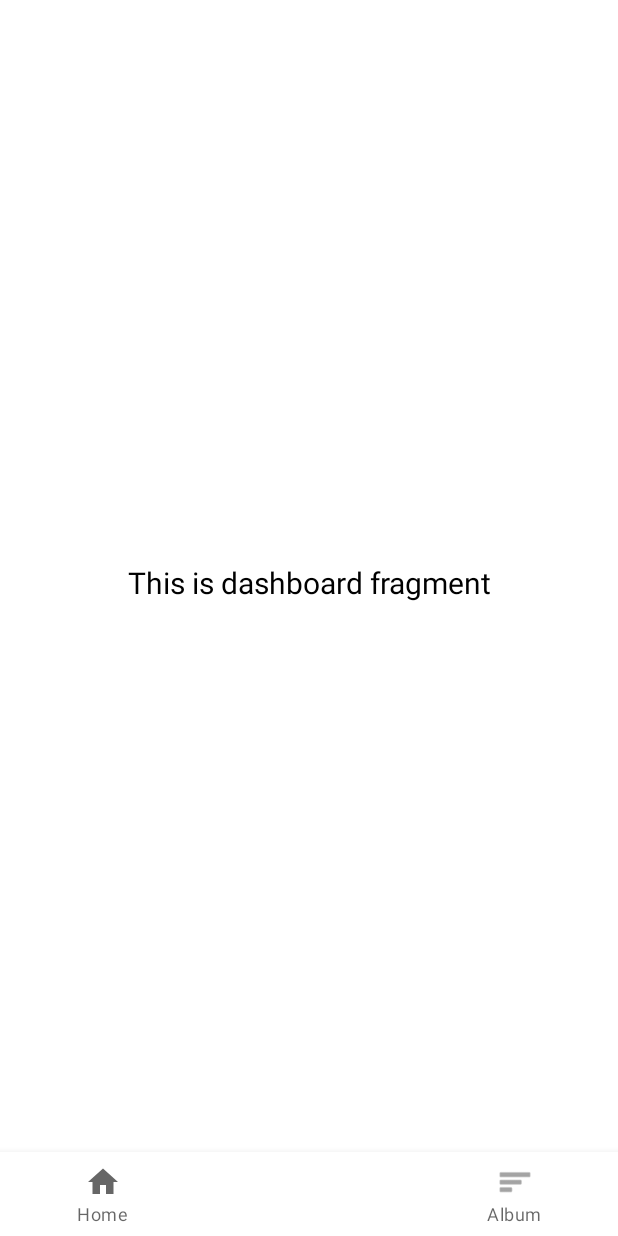
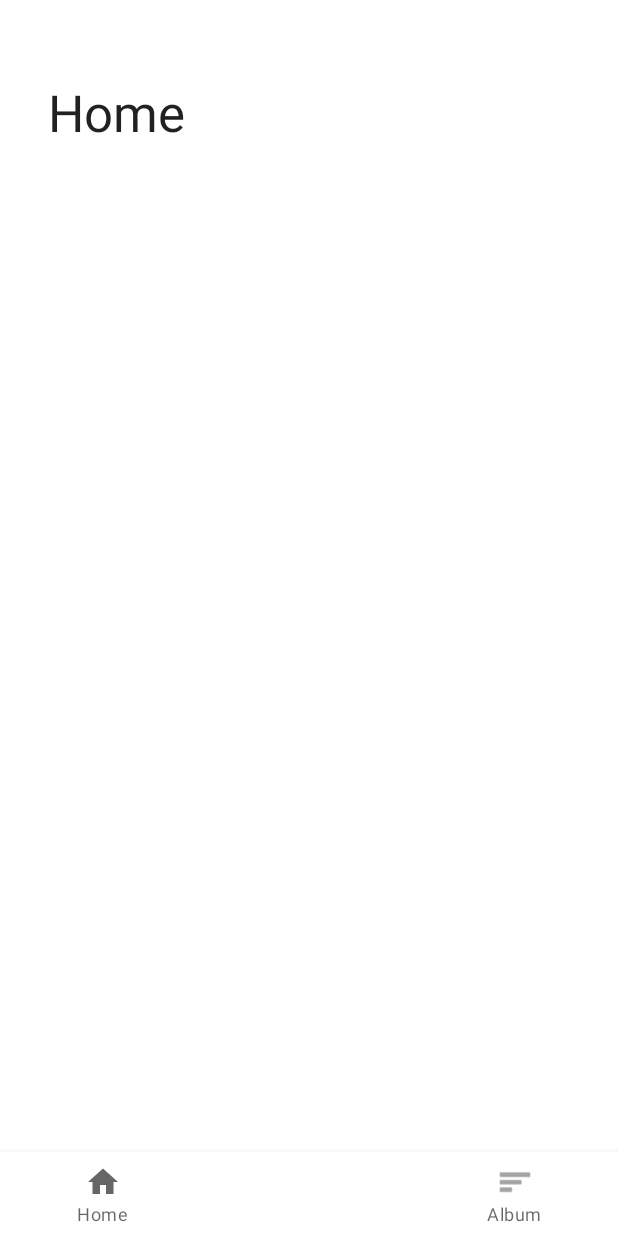
Before and after one commit to longk64cb/UETik, an Android app: the DashboardFragment screen opened through its navigation route, on a phone screen of 412 x 824 dp. Run offline under Robolectric (Android 15) with nearby library versions, the phone set to English and light mode, and no system bars; our stand-ins replace navigation-ui; libraries missing offline, so code that uses them is left out: com.karumi.dexter; 1 statement that could not run was skipped.

Commit message:
Fix toolbar

```diff
--- a/app/src/main/java/com/example/uetik/MainActivity.java
+++ b/app/src/main/java/com/example/uetik/MainActivity.java
@@ -13,6 +13,7 @@ import com.example.uetik.ui.home.HomeFragment;
 import com.google.android.material.bottomnavigation.BottomNavigationView;
 
 import androidx.appcompat.app.AppCompatActivity;
+import androidx.appcompat.app.AppCompatDelegate;
 import androidx.navigation.NavController;
 import androidx.navigation.Navigation;
 import androidx.navigation.ui.AppBarConfiguration;
@@ -45,6 +46,8 @@ public class MainActivity extends AppCompatActivity {
         binding = ActivityMainBinding.inflate(getLayoutInflater());
         setContentView(binding.getRoot());
 
+        AppCompatDelegate.setDefaultNightMode(AppCompatDelegate.MODE_NIGHT_NO);
+
         BottomNavigationView navView = findViewById(R.id.nav_view);
         // Passing each menu ID as a set of Ids because each
         // menu should be considered as top level destinations.
--- a/app/src/main/java/com/example/uetik/ui/dashboard/DashboardFragment.java
+++ b/app/src/main/java/com/example/uetik/ui/dashboard/DashboardFragment.java
@@ -28,13 +28,13 @@ public class DashboardFragment extends Fragment {
         binding = FragmentDashboardBinding.inflate(inflater, container, false);
         View root = binding.getRoot();
 
-        final TextView textView = binding.textDashboard;
-        dashboardViewModel.getText().observe(getViewLifecycleOwner(), new Observer<String>() {
-            @Override
-            public void onChanged(@Nullable String s) {
-                textView.setText(s);
-            }
-        });
+//        final TextView textView = binding.textDashboard;
+//        dashboardViewModel.getText().observe(getViewLifecycleOwner(), new Observer<String>() {
+//            @Override
+//            public void onChanged(@Nullable String s) {
+//                textView.setText(s);
+//            }
+//        });
         return root;
     }
 
--- a/app/src/main/res/layout/activity_main.xml
+++ b/app/src/main/res/layout/activity_main.xml
@@ -1,5 +1,5 @@
 <?xml version="1.0" encoding="utf-8"?>
-<androidx.constraintlayout.widget.ConstraintLayout xmlns:android="http://schemas.android.com/apk/res/android"
+<androidx.coordinatorlayout.widget.CoordinatorLayout xmlns:android="http://schemas.android.com/apk/res/android"
     xmlns:app="http://schemas.android.com/apk/res-auto"
     xmlns:tools="http://schemas.android.com/tools"
     android:id="@+id/container"
@@ -9,13 +9,45 @@
 
     <com.google.android.material.bottomnavigation.BottomNavigationView
         android:id="@+id/nav_view"
-        android:layout_width="0dp"
+        android:layout_width="match_parent"
         android:layout_height="wrap_content"
         android:background="?android:attr/windowBackground"
         app:layout_constraintBottom_toBottomOf="parent"
         app:layout_constraintLeft_toLeftOf="parent"
         app:layout_constraintRight_toRightOf="parent"
-        app:menu="@menu/bottom_nav_menu" />
+        app:menu="@menu/bottom_nav_menu"
+        android:layout_gravity="bottom"/>
+
+    <com.google.android.material.appbar.AppBarLayout
+        android:layout_width="match_parent"
+        android:layout_height="120dp"
+        android:fitsSystemWindows="true"
+        android:theme="@style/Theme.UETik">
+
+        <com.google.android.material.appbar.CollapsingToolbarLayout
+            android:layout_width="match_parent"
+            android:layout_height="match_parent"
+            android:fitsSystemWindows="true"
+            app:layout_scrollFlags="scroll|snap|exitUntilCollapsed"
+            app:title="Home"
+            android:id="@+id/collapsing_toolbar"
+            android:elevation="0dp">
+
+            <androidx.appcompat.widget.Toolbar
+                android:layout_width="match_parent"
+                android:layout_height="?attr/actionBarSize"
+                android:id="@+id/toolbar"
+                app:layout_collapseMode="pin"
+                android:elevation="0dp"/>
+
+        </com.google.android.material.appbar.CollapsingToolbarLayout>
+    </com.google.android.material.appbar.AppBarLayout>
+
+    <androidx.core.widget.NestedScrollView
+        android:layout_width="match_parent"
+        android:layout_height="match_parent"
+        android:fillViewport="true"
+        app:layout_behavior="com.google.android.material.appbar.AppBarLayout$ScrollingViewBehavior">
 
         <fragment
             android:id="@+id/nav_host_fragment_activity_main"
@@ -29,7 +61,9 @@
             app:layout_constraintRight_toRightOf="parent"
             app:layout_constraintTop_toTopOf="parent"
             app:layout_constraintVertical_bias="0.0"
-        android:layout_marginBottom="?attr/actionBarSize"
-        app:navGraph="@navigation/mobile_navigation" />
+            app:navGraph="@navigation/mobile_navigation"
+            android:layout_marginBottom="?attr/actionBarSize"/>
+    </androidx.core.widget.NestedScrollView>
 
-</androidx.constraintlayout.widget.ConstraintLayout>
+
+</androidx.coordinatorlayout.widget.CoordinatorLayout>
--- a/app/src/main/res/layout/fragment_dashboard.xml
+++ b/app/src/main/res/layout/fragment_dashboard.xml
@@ -6,15 +6,9 @@
     android:layout_height="match_parent"
     tools:context=".ui.dashboard.DashboardFragment">
 
-    <TextView
-        android:id="@+id/text_dashboard"
-        android:layout_width="match_parent"
-        android:layout_height="wrap_content"
-        android:layout_marginStart="8dp"
-        android:layout_marginTop="8dp"
-        android:layout_marginEnd="8dp"
-        android:textAlignment="center"
-        android:textSize="20sp"
+    <ListView
+        android:layout_width="391dp"
+        android:layout_height="345dp"
         app:layout_constraintBottom_toBottomOf="parent"
         app:layout_constraintEnd_toEndOf="parent"
         app:layout_constraintStart_toStartOf="parent"
--- a/app/src/main/res/layout/fragment_home.xml
+++ b/app/src/main/res/layout/fragment_home.xml
@@ -1,10 +1,11 @@
 <?xml version="1.0" encoding="utf-8"?>
-<androidx.constraintlayout.widget.ConstraintLayout xmlns:android="http://schemas.android.com/apk/res/android"
+<RelativeLayout xmlns:android="http://schemas.android.com/apk/res/android"
     xmlns:app="http://schemas.android.com/apk/res-auto"
     xmlns:tools="http://schemas.android.com/tools"
     android:layout_width="match_parent"
     android:layout_height="match_parent"
     tools:context=".ui.home.HomeFragment">
+
 
     <ListView
         android:id="@+id/listViewSong"
@@ -12,14 +13,10 @@
         android:layout_height="match_parent"
         android:divider="@android:color/transparent"
         android:dividerHeight="10.0sp"
+        android:nestedScrollingEnabled="true"
         android:padding="8dp"
-        android:visibility="visible"
-        app:layout_constraintBottom_toBottomOf="parent"
-        app:layout_constraintEnd_toEndOf="parent"
-        app:layout_constraintStart_toStartOf="parent"
-        app:layout_constraintTop_toTopOf="parent"
-        tools:visibility="visible">
+        android:scrollbars="vertical"
+        android:visibility="visible"></ListView>
 
-    </ListView>
 
-</androidx.constraintlayout.widget.ConstraintLayout>
+</RelativeLayout>
--- a/app/src/main/res/layout/toolbar.xml
+++ b/app/src/main/res/layout/toolbar.xml
@@ -1,5 +1,5 @@
 <?xml version="1.0" encoding="utf-8"?>
-<RelativeLayout xmlns:android="http://schemas.android.com/apk/res/android"
+<androidx.coordinatorlayout.widget.CoordinatorLayout xmlns:android="http://schemas.android.com/apk/res/android"
     android:layout_width="match_parent"
     android:layout_height="match_parent"
     xmlns:app="http://schemas.android.com/apk/res-auto">
@@ -28,4 +28,4 @@
         </com.google.android.material.appbar.CollapsingToolbarLayout>
     </com.google.android.material.appbar.AppBarLayout>
 
-</RelativeLayout>
+</androidx.coordinatorlayout.widget.CoordinatorLayout>
--- a/app/src/main/res/values-night/themes.xml
+++ b/app/src/main/res/values-night/themes.xml
@@ -11,6 +11,7 @@
         <item name="colorOnSecondary">@color/black</item>
         <item name="cardBackgroundColor">@color/black</item>
         <item name="android:textColor">@color/white</item>
+        <item name="colorOnSurface">?attr/colorPrimary</item>
         <!-- Status bar color. -->
         <item name="android:statusBarColor" tools:targetApi="l">?attr/colorPrimaryVariant</item>
         <!-- Customize your theme here. -->
```
Lines whose indentation alone changed are shown as unchanged.
